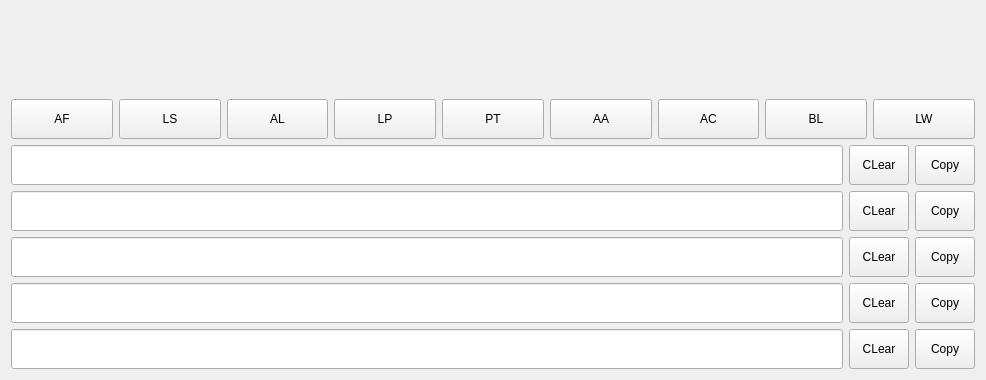
sahanLK/SproutGigs_Automation, file qtdesigner/widgets/widget_job_update.ui: the form before one commit.
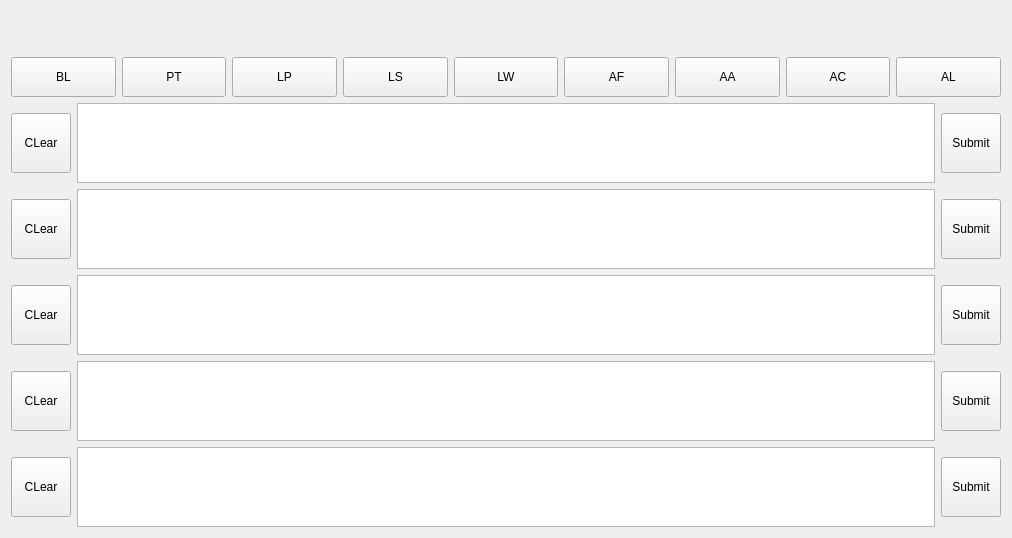
The form after the commit.

Diff of the .ui file:
```diff
--- a/qtdesigner/widgets/widget_job_update.ui
+++ b/qtdesigner/widgets/widget_job_update.ui
@@ -6,20 +6,20 @@
    <rect>
     <x>0</x>
     <y>0</y>
-    <width>986</width>
-    <height>380</height>
+    <width>1012</width>
+    <height>538</height>
    </rect>
   </property>
   <property name="minimumSize">
    <size>
     <width>0</width>
-    <height>380</height>
+    <height>538</height>
    </size>
   </property>
   <property name="maximumSize">
    <size>
     <width>16777215</width>
-    <height>380</height>
+    <height>538</height>
    </size>
   </property>
   <property name="windowTitle">
@@ -43,7 +43,7 @@
        <item>
         <layout class="QHBoxLayout" name="horizontalLayout_6">
          <item>
-          <widget class="QPushButton" name="but_af">
+          <widget class="QPushButton" name="but_bl">
            <property name="minimumSize">
             <size>
              <width>35</width>
@@ -57,64 +57,7 @@
             </size>
            </property>
            <property name="text">
-            <string>AF</string>
-           </property>
-          </widget>
-         </item>
-         <item>
-          <widget class="QPushButton" name="but_ls">
-           <property name="minimumSize">
-            <size>
-             <width>35</width>
-             <height>40</height>
-            </size>
-           </property>
-           <property name="maximumSize">
-            <size>
-             <width>16777215</width>
-             <height>40</height>
-            </size>
-           </property>
-           <property name="text">
-            <string>LS</string>
-           </property>
-          </widget>
-         </item>
-         <item>
-          <widget class="QPushButton" name="but_al">
-           <property name="minimumSize">
-            <size>
-             <width>35</width>
-             <height>40</height>
-            </size>
-           </property>
-           <property name="maximumSize">
-            <size>
-             <width>16777215</width>
-             <height>40</height>
-            </size>
-           </property>
-           <property name="text">
-            <string>AL</string>
-           </property>
-          </widget>
-         </item>
-         <item>
-          <widget class="QPushButton" name="but_lp">
-           <property name="minimumSize">
-            <size>
-             <width>35</width>
-             <height>40</height>
-            </size>
-           </property>
-           <property name="maximumSize">
-            <size>
-             <width>16777215</width>
-             <height>40</height>
-            </size>
-           </property>
-           <property name="text">
-            <string>LP</string>
+            <string>BL</string>
            </property>
           </widget>
          </item>
@@ -137,6 +80,82 @@
            </property>
           </widget>
          </item>
+         <item>
+          <widget class="QPushButton" name="but_lp">
+           <property name="minimumSize">
+            <size>
+             <width>35</width>
+             <height>40</height>
+            </size>
+           </property>
+           <property name="maximumSize">
+            <size>
+             <width>16777215</width>
+             <height>40</height>
+            </size>
+           </property>
+           <property name="text">
+            <string>LP</string>
+           </property>
+          </widget>
+         </item>
+         <item>
+          <widget class="QPushButton" name="but_ls">
+           <property name="minimumSize">
+            <size>
+             <width>35</width>
+             <height>40</height>
+            </size>
+           </property>
+           <property name="maximumSize">
+            <size>
+             <width>16777215</width>
+             <height>40</height>
+            </size>
+           </property>
+           <property name="text">
+            <string>LS</string>
+           </property>
+          </widget>
+         </item>
+         <item>
+          <widget class="QPushButton" name="but_lw">
+           <property name="minimumSize">
+            <size>
+             <width>35</width>
+             <height>40</height>
+            </size>
+           </property>
+           <property name="maximumSize">
+            <size>
+             <width>16777215</width>
+             <height>40</height>
+            </size>
+           </property>
+           <property name="text">
+            <string>LW</string>
+           </property>
+          </widget>
+         </item>
+         <item>
+          <widget class="QPushButton" name="but_af">
+           <property name="minimumSize">
+            <size>
+             <width>35</width>
+             <height>40</height>
+            </size>
+           </property>
+           <property name="maximumSize">
+            <size>
+             <width>16777215</width>
+             <height>40</height>
+            </size>
+           </property>
+           <property name="text">
+            <string>AF</string>
+           </property>
+          </widget>
+         </item>
          <item>
           <widget class="QPushButton" name="but_aa">
            <property name="minimumSize">
@@ -176,7 +195,7 @@
           </widget>
          </item>
          <item>
-          <widget class="QPushButton" name="but_bl">
+          <widget class="QPushButton" name="but_al">
            <property name="minimumSize">
             <size>
              <width>35</width>
@@ -190,26 +209,7 @@
             </size>
            </property>
            <property name="text">
-            <string>BL</string>
-           </property>
-          </widget>
-         </item>
-         <item>
-          <widget class="QPushButton" name="but_lw">
-           <property name="minimumSize">
-            <size>
-             <width>35</width>
-             <height>40</height>
-            </size>
-           </property>
-           <property name="maximumSize">
-            <size>
-             <width>16777215</width>
-             <height>40</height>
-            </size>
-           </property>
-           <property name="text">
-            <string>LW</string>
+            <string>AL</string>
            </property>
           </widget>
          </item>
@@ -221,25 +221,12 @@
       <layout class="QVBoxLayout" name="verticalLayout">
        <item>
         <layout class="QHBoxLayout" name="horizontalLayout">
-         <item>
-          <widget class="QLineEdit" name="choice_1">
-           <property name="minimumSize">
-            <size>
-             <width>0</width>
-             <height>40</height>
-            </size>
-           </property>
-           <property name="text">
-            <string/>
-           </property>
-          </widget>
-         </item>
          <item>
           <widget class="QPushButton" name="clear_choice_1">
            <property name="minimumSize">
             <size>
              <width>60</width>
-             <height>40</height>
+             <height>60</height>
             </size>
            </property>
            <property name="maximumSize">
@@ -254,21 +241,47 @@
           </widget>
          </item>
          <item>
-          <widget class="QPushButton" name="pushButton_3">
+          <widget class="QPlainTextEdit" name="choice_1">
            <property name="minimumSize">
             <size>
+             <width>0</width>
+             <height>80</height>
+            </size>
+           </property>
+           <property name="maximumSize">
+            <size>
+             <width>16777215</width>
+             <height>80</height>
+            </size>
+           </property>
+           <property name="font">
+            <font>
+             <pointsize>10</pointsize>
+             <weight>75</weight>
+             <bold>true</bold>
+            </font>
+           </property>
+           <property name="plainText">
+            <string/>
+           </property>
+          </widget>
+         </item>
+         <item>
+          <widget class="QPushButton" name="sub_choice_1">
+           <property name="minimumSize">
+            <size>
              <width>60</width>
-             <height>40</height>
+             <height>60</height>
             </size>
            </property>
            <property name="maximumSize">
             <size>
              <width>60</width>
-             <height>16777215</height>
+             <height>60</height>
             </size>
            </property>
            <property name="text">
-            <string>Copy</string>
+            <string>Submit</string>
            </property>
           </widget>
          </item>
@@ -276,28 +289,18 @@
        </item>
        <item>
         <layout class="QHBoxLayout" name="horizontalLayout_2">
-         <item>
-          <widget class="QLineEdit" name="choice_2">
-           <property name="minimumSize">
-            <size>
-             <width>0</width>
-             <height>40</height>
-            </size>
-           </property>
-          </widget>
-         </item>
          <item>
           <widget class="QPushButton" name="clear_choice_2">
            <property name="minimumSize">
             <size>
              <width>60</width>
-             <height>40</height>
+             <height>60</height>
             </size>
            </property>
            <property name="maximumSize">
             <size>
              <width>60</width>
-             <height>16777215</height>
+             <height>60</height>
             </size>
            </property>
            <property name="text">
@@ -306,21 +309,47 @@
           </widget>
          </item>
          <item>
-          <widget class="QPushButton" name="pushButton_4">
+          <widget class="QPlainTextEdit" name="choice_2">
            <property name="minimumSize">
             <size>
+             <width>0</width>
+             <height>80</height>
+            </size>
+           </property>
+           <property name="maximumSize">
+            <size>
+             <width>16777215</width>
+             <height>80</height>
+            </size>
+           </property>
+           <property name="font">
+            <font>
+             <pointsize>10</pointsize>
+             <weight>75</weight>
+             <bold>true</bold>
+            </font>
+           </property>
+           <property name="plainText">
+            <string/>
+           </property>
+          </widget>
+         </item>
+         <item>
+          <widget class="QPushButton" name="sub_choice_2">
+           <property name="minimumSize">
+            <size>
              <width>60</width>
-             <height>40</height>
+             <height>60</height>
             </size>
            </property>
            <property name="maximumSize">
             <size>
              <width>60</width>
-             <height>16777215</height>
+             <height>60</height>
             </size>
            </property>
            <property name="text">
-            <string>Copy</string>
+            <string>Submit</string>
            </property>
           </widget>
          </item>
@@ -328,28 +357,18 @@
        </item>
        <item>
         <layout class="QHBoxLayout" name="horizontalLayout_3">
-         <item>
-          <widget class="QLineEdit" name="choice_3">
-           <property name="minimumSize">
-            <size>
-             <width>0</width>
-             <height>40</height>
-            </size>
-           </property>
-          </widget>
-         </item>
          <item>
           <widget class="QPushButton" name="clear_choice_3">
            <property name="minimumSize">
             <size>
              <width>60</width>
-             <height>40</height>
+             <height>60</height>
             </size>
            </property>
            <property name="maximumSize">
             <size>
              <width>60</width>
-             <height>16777215</height>
+             <height>60</height>
             </size>
            </property>
            <property name="text">
@@ -358,21 +377,44 @@
           </widget>
          </item>
          <item>
-          <widget class="QPushButton" name="pushButton_6">
+          <widget class="QPlainTextEdit" name="choice_3">
            <property name="minimumSize">
             <size>
+             <width>0</width>
+             <height>80</height>
+            </size>
+           </property>
+           <property name="maximumSize">
+            <size>
+             <width>16777215</width>
+             <height>80</height>
+            </size>
+           </property>
+           <property name="font">
+            <font>
+             <pointsize>10</pointsize>
+             <weight>75</weight>
+             <bold>true</bold>
+            </font>
+           </property>
+          </widget>
+         </item>
+         <item>
+          <widget class="QPushButton" name="sub_choice_3">
+           <property name="minimumSize">
+            <size>
              <width>60</width>
-             <height>40</height>
+             <height>60</height>
             </size>
            </property>
            <property name="maximumSize">
             <size>
              <width>60</width>
-             <height>16777215</height>
+             <height>60</height>
             </size>
            </property>
            <property name="text">
-            <string>Copy</string>
+            <string>Submit</string>
            </property>
           </widget>
          </item>
@@ -380,28 +422,18 @@
        </item>
        <item>
         <layout class="QHBoxLayout" name="horizontalLayout_4">
-         <item>
-          <widget class="QLineEdit" name="choice_4">
-           <property name="minimumSize">
-            <size>
-             <width>0</width>
-             <height>40</height>
-            </size>
-           </property>
-          </widget>
-         </item>
          <item>
           <widget class="QPushButton" name="clear_choice_4">
            <property name="minimumSize">
             <size>
              <width>60</width>
-             <height>40</height>
+             <height>60</height>
             </size>
            </property>
            <property name="maximumSize">
             <size>
              <width>60</width>
-             <height>16777215</height>
+             <height>60</height>
             </size>
            </property>
            <property name="text">
@@ -410,21 +442,44 @@
           </widget>
          </item>
          <item>
-          <widget class="QPushButton" name="pushButton_8">
+          <widget class="QPlainTextEdit" name="choice_4">
            <property name="minimumSize">
             <size>
+             <width>0</width>
+             <height>80</height>
+            </size>
+           </property>
+           <property name="maximumSize">
+            <size>
+             <width>16777215</width>
+             <height>80</height>
+            </size>
+           </property>
+           <property name="font">
+            <font>
+             <pointsize>10</pointsize>
+             <weight>75</weight>
+             <bold>true</bold>
+            </font>
+           </property>
+          </widget>
+         </item>
+         <item>
+          <widget class="QPushButton" name="sub_choice_4">
+           <property name="minimumSize">
+            <size>
              <width>60</width>
-             <height>40</height>
+             <height>60</height>
             </size>
            </property>
            <property name="maximumSize">
             <size>
              <width>60</width>
-             <height>16777215</height>
+             <height>60</height>
             </size>
            </property>
            <property name="text">
-            <string>Copy</string>
+            <string>Submit</string>
            </property>
           </widget>
          </item>
@@ -432,28 +487,18 @@
        </item>
        <item>
         <layout class="QHBoxLayout" name="horizontalLayout_5">
-         <item>
-          <widget class="QLineEdit" name="choice_5">
-           <property name="minimumSize">
-            <size>
-             <width>0</width>
-             <height>40</height>
-            </size>
-           </property>
-          </widget>
-         </item>
          <item>
           <widget class="QPushButton" name="clear_choice_5">
            <property name="minimumSize">
             <size>
              <width>60</width>
-             <height>40</height>
+             <height>60</height>
             </size>
            </property>
            <property name="maximumSize">
             <size>
              <width>60</width>
-             <height>16777215</height>
+             <height>60</height>
             </size>
            </property>
            <property name="text">
@@ -462,21 +507,44 @@
           </widget>
          </item>
          <item>
-          <widget class="QPushButton" name="pushButton_10">
+          <widget class="QPlainTextEdit" name="choice_5">
            <property name="minimumSize">
             <size>
+             <width>0</width>
+             <height>80</height>
+            </size>
+           </property>
+           <property name="maximumSize">
+            <size>
+             <width>16777215</width>
+             <height>80</height>
+            </size>
+           </property>
+           <property name="font">
+            <font>
+             <pointsize>10</pointsize>
+             <weight>75</weight>
+             <bold>true</bold>
+            </font>
+           </property>
+          </widget>
+         </item>
+         <item>
+          <widget class="QPushButton" name="sub_choice_5">
+           <property name="minimumSize">
+            <size>
              <width>60</width>
-             <height>40</height>
+             <height>60</height>
             </size>
            </property>
            <property name="maximumSize">
             <size>
              <width>60</width>
-             <height>16777215</height>
+             <height>60</height>
             </size>
            </property>
            <property name="text">
-            <string>Copy</string>
+            <string>Submit</string>
            </property>
           </widget>
          </item>
```
